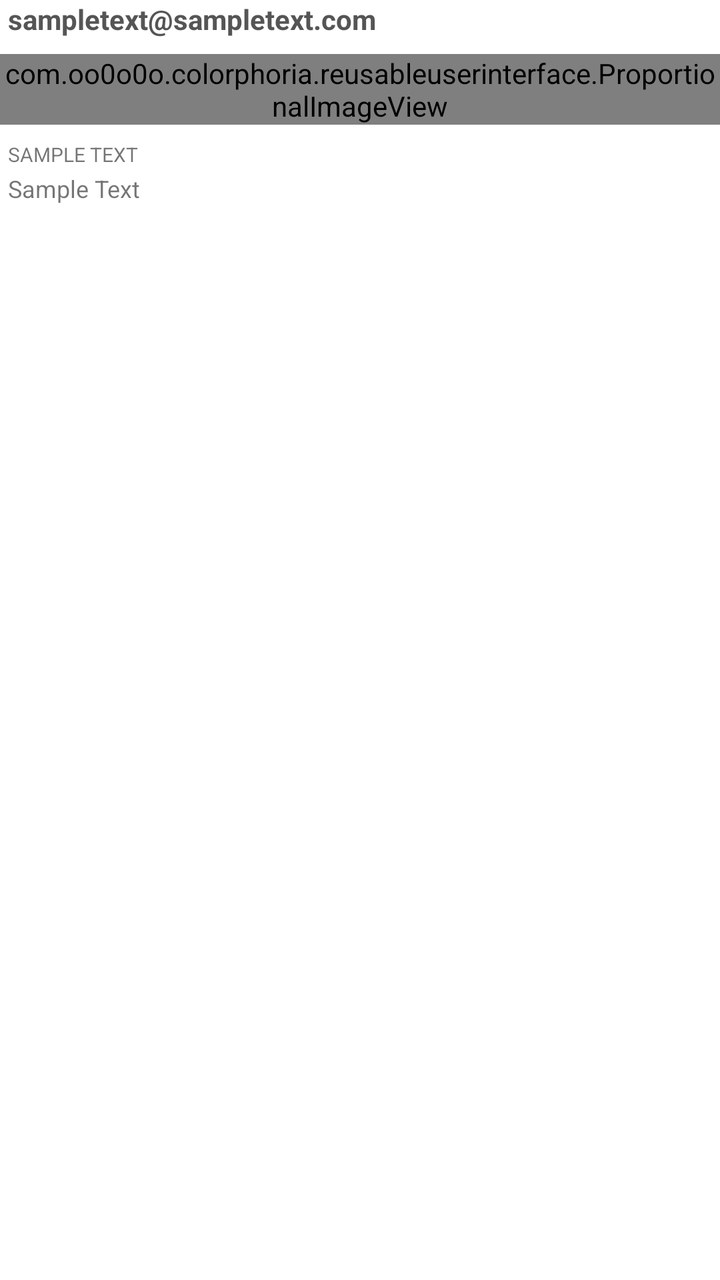
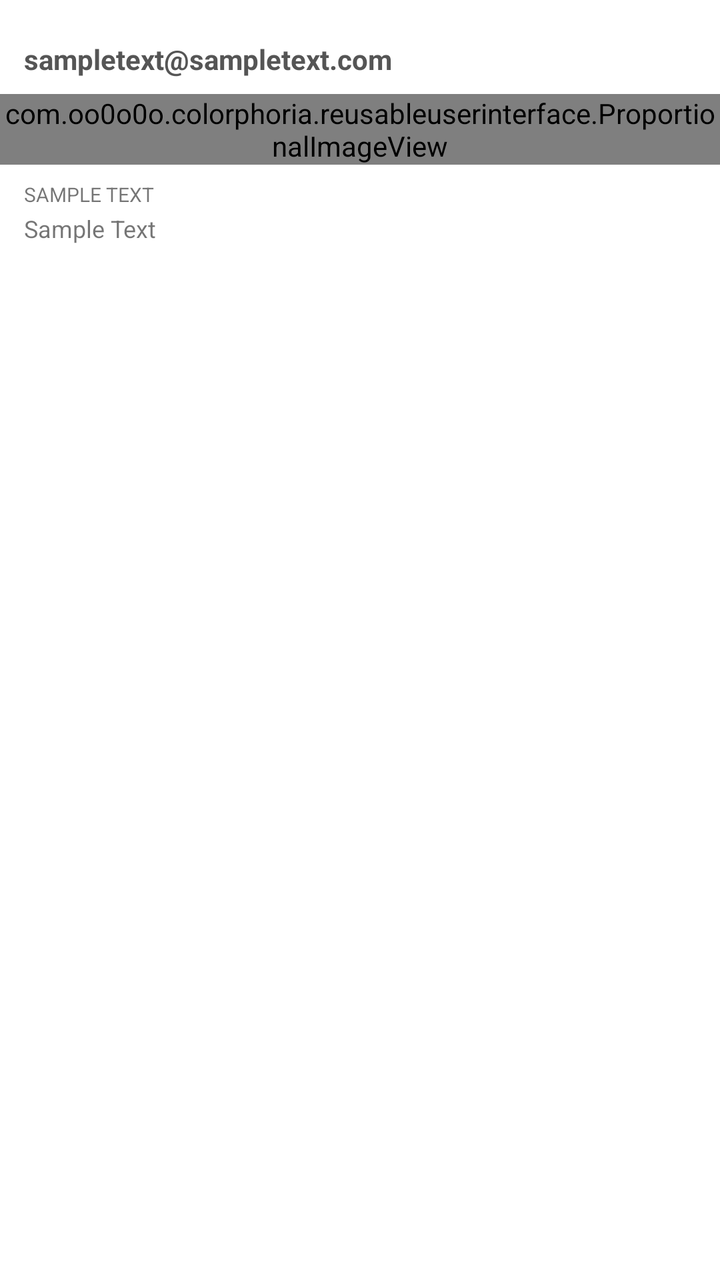

An Android layout rendered at two revisions. The XML below is the earlier revision; the diff shows what the commit changed to produce the second picture.
<!-- AndroidManifest.xml: application theme AppTheme -->
<!-- res/layout/image_row.xml -->
<?xml version="1.0" encoding="utf-8"?>
<LinearLayout xmlns:android="http://schemas.android.com/apk/res/android"
    android:layout_width="match_parent"
    android:layout_height="match_parent"
    android:orientation="vertical"
    >

    <TextView
        android:id="@+id/title_text_view"
        android:layout_width="match_parent"
        android:layout_height="wrap_content"
        android:layout_marginStart="@dimen/small_margin"
        android:layout_marginBottom="@dimen/smallish_margin"
        android:text="sampletext@sampletext.com"
        android:textColor="#555555"
        android:textSize="14sp"
        android:textStyle="bold" />
    <RelativeLayout
        android:layout_width="wrap_content"
        android:layout_height="wrap_content">
        <com.oo0o0o.colorphoria.reusableuserinterface.ProportionalImageView
            android:layout_width="match_parent"
            android:layout_height="wrap_content"
            android:layout_alignParentTop="true"
            android:layout_centerHorizontal="true"
            android:adjustViewBounds="true"
            android:src="@drawable/img_test_pic_10x10px"
            android:id="@+id/imageview"/>
        <ProgressBar
            style="?android:attr/progressBarStyleLarge"
            android:layout_width="wrap_content"
            android:layout_height="wrap_content"
            android:id="@+id/image_row_progress_bar"
            android:layout_centerInParent="true"
            android:indeterminate="true"
            android:visibility="gone"/>
    </RelativeLayout>
    <TextView
        android:id="@+id/date_text_view"
        android:layout_width="match_parent"
        android:layout_height="wrap_content"
        android:text="Sample Text"
        android:textSize="10sp"
        android:textAllCaps="true"
        android:layout_marginStart="@dimen/small_margin"
        android:layout_marginTop="@dimen/smallish_margin"
        android:layout_marginBottom="@dimen/smallest_margin"/>
    <TextView
        android:id="@+id/comment_text_view"
        android:layout_width="match_parent"
        android:layout_height="wrap_content"
        android:text="Sample Text"
        android:textSize="12sp"
        android:layout_marginStart="@dimen/small_margin"
        android:layout_marginBottom="@dimen/activity_vertical_margin"/>
</LinearLayout>
<!-- resources referenced by this layout -->
<resources>
  <dimen name="activity_vertical_margin">20dp</dimen>
  <dimen name="small_margin">4dp</dimen>
  <dimen name="smallest_margin">2dp</dimen>
  <dimen name="smallish_margin">8dp</dimen>
  <!-- drawable img_test_pic_10x10px: jpg bitmap (drawable, 864 bytes) -->
  <style name="AppTheme" parent="BaseTheme">
      </style>
  <style name="BaseTheme" parent="Theme.MaterialComponents.Light.DarkActionBar">
          <item name="colorPrimary">@color/colorSecondary</item>
          <item name="colorPrimaryDark">@color/colorSecondaryDark</item> 
          <item name="colorAccent">@color/colorSecondary</item> 
  
      </style>
  <color name="colorSecondary">#ff26c6da</color>
  <color name="colorSecondaryDark">#ff0095a8</color>
</resources>

<!-- the commit's change to res/layout/image_row.xml (unified diff, before → after) -->
@@ -9,8 +9,10 @@
         android:id="@+id/title_text_view"
         android:layout_width="match_parent"
         android:layout_height="wrap_content"
-        android:layout_marginStart="@dimen/small_margin"
+        android:paddingStart="@dimen/activity_horizontal_margin"
+        android:paddingEnd="@dimen/activity_horizontal_margin"
         android:layout_marginBottom="@dimen/smallish_margin"
+        android:layout_marginTop="@dimen/activity_vertical_margin"
         android:text="sampletext@sampletext.com"
         android:textColor="#555555"
         android:textSize="14sp"
@@ -42,7 +44,8 @@
         android:text="Sample Text"
         android:textSize="10sp"
         android:textAllCaps="true"
-        android:layout_marginStart="@dimen/small_margin"
+        android:paddingStart="@dimen/activity_horizontal_margin"
+        android:paddingEnd="@dimen/activity_horizontal_margin"
         android:layout_marginTop="@dimen/smallish_margin"
         android:layout_marginBottom="@dimen/smallest_margin"/>
     <TextView
@@ -51,6 +54,7 @@
         android:layout_height="wrap_content"
         android:text="Sample Text"
         android:textSize="12sp"
-        android:layout_marginStart="@dimen/small_margin"
+        android:paddingStart="@dimen/activity_horizontal_margin"
+        android:paddingEnd="@dimen/activity_horizontal_margin"
         android:layout_marginBottom="@dimen/activity_vertical_margin"/>
 </LinearLayout>
<!-- resource entries referenced after the edit -->
@@ -1,7 +1,7 @@
 <!-- resources referenced by this layout -->
 <resources>
+  <dimen name="activity_horizontal_margin">12dp</dimen>
   <dimen name="activity_vertical_margin">20dp</dimen>
-  <dimen name="small_margin">4dp</dimen>
   <dimen name="smallest_margin">2dp</dimen>
   <dimen name="smallish_margin">8dp</dimen>
   <!-- drawable img_test_pic_10x10px: jpg bitmap (drawable, 864 bytes) -->
